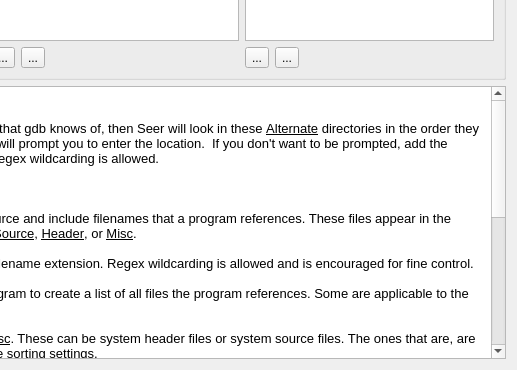
epasveer/seer, file src/SeerSourceConfigPage.ui: the form before one commit; both pictures show x 287 to 804 and y 482 to 852 of the 804 by 852 pixel window.
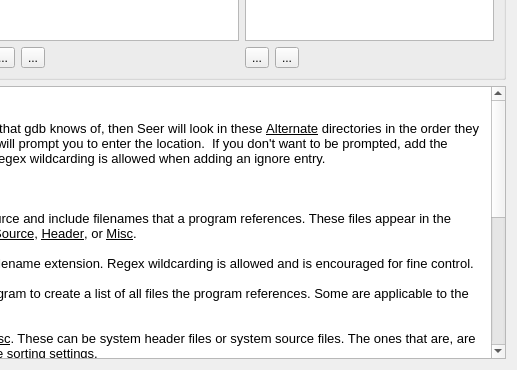
The form after the commit. Icons and pictures are not drawn.

Commit message: Add filter patterns to source browser for Misc, Source, and Header folders.

Diff of the .ui file:
```diff
--- a/src/SeerSourceConfigPage.ui
+++ b/src/SeerSourceConfigPage.ui
@@ -410,7 +410,7 @@
 &lt;/style&gt;&lt;/head&gt;&lt;body style=&quot; font-family:'Noto Sans'; font-size:10pt; font-weight:400; font-style:normal;&quot;&gt;
 &lt;p style=&quot; margin-top:0px; margin-bottom:0px; margin-left:0px; margin-right:0px; -qt-block-indent:0; text-indent:0px;&quot;&gt;&lt;span style=&quot; font-weight:600;&quot;&gt;Source Lookup.&lt;/span&gt;&lt;/p&gt;
 &lt;p style=&quot;-qt-paragraph-type:empty; margin-top:0px; margin-bottom:0px; margin-left:0px; margin-right:0px; -qt-block-indent:0; text-indent:0px;&quot;&gt;&lt;br /&gt;&lt;/p&gt;
-&lt;p style=&quot; margin-top:0px; margin-bottom:0px; margin-left:0px; margin-right:0px; -qt-block-indent:0; text-indent:0px;&quot;&gt;If Seer can't find the source file in the directory that gdb knows of, then Seer will look in these &lt;span style=&quot; text-decoration: underline;&quot;&gt;Alternate&lt;/span&gt; directories in the order they appear.  If Seer still can't find the source file, it will prompt you to enter the location.  If you don't want to be prompted, add the directory path to the list of &lt;span style=&quot; text-decoration: underline;&quot;&gt;Ignore&lt;/span&gt; directories. Regex wildcarding is allowed.&lt;/p&gt;
+&lt;p style=&quot; margin-top:0px; margin-bottom:0px; margin-left:0px; margin-right:0px; -qt-block-indent:0; text-indent:0px;&quot;&gt;If Seer can't find the source file in the directory that gdb knows of, then Seer will look in these &lt;span style=&quot; text-decoration: underline;&quot;&gt;Alternate&lt;/span&gt; directories in the order they appear.  If Seer still can't find the source file, it will prompt you to enter the location.  If you don't want to be prompted, add the directory path to the list of &lt;span style=&quot; text-decoration: underline;&quot;&gt;Ignore&lt;/span&gt; directories. Regex wildcarding is allowed when adding an ignore entry.&lt;/p&gt;
 &lt;p style=&quot;-qt-paragraph-type:empty; margin-top:0px; margin-bottom:0px; margin-left:0px; margin-right:0px; -qt-block-indent:0; text-indent:0px;&quot;&gt;&lt;br /&gt;&lt;/p&gt;
 &lt;p style=&quot; margin-top:0px; margin-bottom:0px; margin-left:0px; margin-right:0px; -qt-block-indent:0; text-indent:0px;&quot;&gt;&lt;span style=&quot; font-weight:600;&quot;&gt;Source Browser Filtering.&lt;/span&gt;&lt;/p&gt;
 &lt;p style=&quot;-qt-paragraph-type:empty; margin-top:0px; margin-bottom:0px; margin-left:0px; margin-right:0px; -qt-block-indent:0; text-indent:0px;&quot;&gt;&lt;br /&gt;&lt;/p&gt;
@@ -422,7 +422,7 @@
 &lt;p style=&quot;-qt-paragraph-type:empty; margin-top:0px; margin-bottom:0px; margin-left:0px; margin-right:0px; -qt-block-indent:0; text-indent:0px;&quot;&gt;&lt;br /&gt;&lt;/p&gt;
 &lt;p style=&quot; margin-top:0px; margin-bottom:0px; margin-left:0px; margin-right:0px; -qt-block-indent:0; text-indent:0px;&quot;&gt;The ones that are not, should be sorted into &lt;span style=&quot; text-decoration: underline;&quot;&gt;Misc&lt;/span&gt;. These can be system header files or system source files. The ones that are, are sorted into &lt;span style=&quot; text-decoration: underline;&quot;&gt;Source&lt;/span&gt; or &lt;span style=&quot; text-decoration: underline;&quot;&gt;Header&lt;/span&gt;, depending on the sorting settings.&lt;/p&gt;
 &lt;p style=&quot;-qt-paragraph-type:empty; margin-top:0px; margin-bottom:0px; margin-left:0px; margin-right:0px; -qt-block-indent:0; text-indent:0px;&quot;&gt;&lt;br /&gt;&lt;/p&gt;
-&lt;p style=&quot; margin-top:0px; margin-bottom:0px; margin-left:0px; margin-right:0px; -qt-block-indent:0; text-indent:0px;&quot;&gt;For each file, it is compared to the sort patterns in the &lt;span style=&quot; text-decoration: underline;&quot;&gt;Misc&lt;/span&gt; category, then the &lt;span style=&quot; text-decoration: underline;&quot;&gt;Source&lt;/span&gt;, then the &lt;span style=&quot; text-decoration: underline;&quot;&gt;Header&lt;/span&gt; category. It it put into the first one that matches. If it doesn't match any, it is put into the &lt;span style=&quot; text-decoration: underline;&quot;&gt;Misc&lt;/span&gt; category.&lt;/p&gt;
+&lt;p style=&quot; margin-top:0px; margin-bottom:0px; margin-left:0px; margin-right:0px; -qt-block-indent:0; text-indent:0px;&quot;&gt;For each file, it is compared to the sort patterns in the &lt;span style=&quot; text-decoration: underline;&quot;&gt;Misc&lt;/span&gt; category, then the &lt;span style=&quot; text-decoration: underline;&quot;&gt;Source&lt;/span&gt;, then the &lt;span style=&quot; text-decoration: underline;&quot;&gt;Header&lt;/span&gt; category. It is put into the first one that matches. If it doesn't match any, it is put into the &lt;span style=&quot; text-decoration: underline;&quot;&gt;Misc&lt;/span&gt; category.&lt;/p&gt;
 &lt;p style=&quot;-qt-paragraph-type:empty; margin-top:0px; margin-bottom:0px; margin-left:0px; margin-right:0px; -qt-block-indent:0; text-indent:0px;&quot;&gt;&lt;br /&gt;&lt;/p&gt;
 &lt;p style=&quot; margin-top:0px; margin-bottom:0px; margin-left:0px; margin-right:0px; -qt-block-indent:0; text-indent:0px;&quot;&gt;For example, &lt;span style=&quot; text-decoration: underline;&quot;&gt;Source&lt;/span&gt; should have entries like:&lt;/p&gt;
 &lt;p style=&quot;-qt-paragraph-type:empty; margin-top:0px; margin-bottom:0px; margin-left:0px; margin-right:0px; -qt-block-indent:0; text-indent:0px;&quot;&gt;&lt;br /&gt;&lt;/p&gt;
```
Left out of the diff: 30 changed lines with no effect on the pictures. The commit also changes 10 other files.
